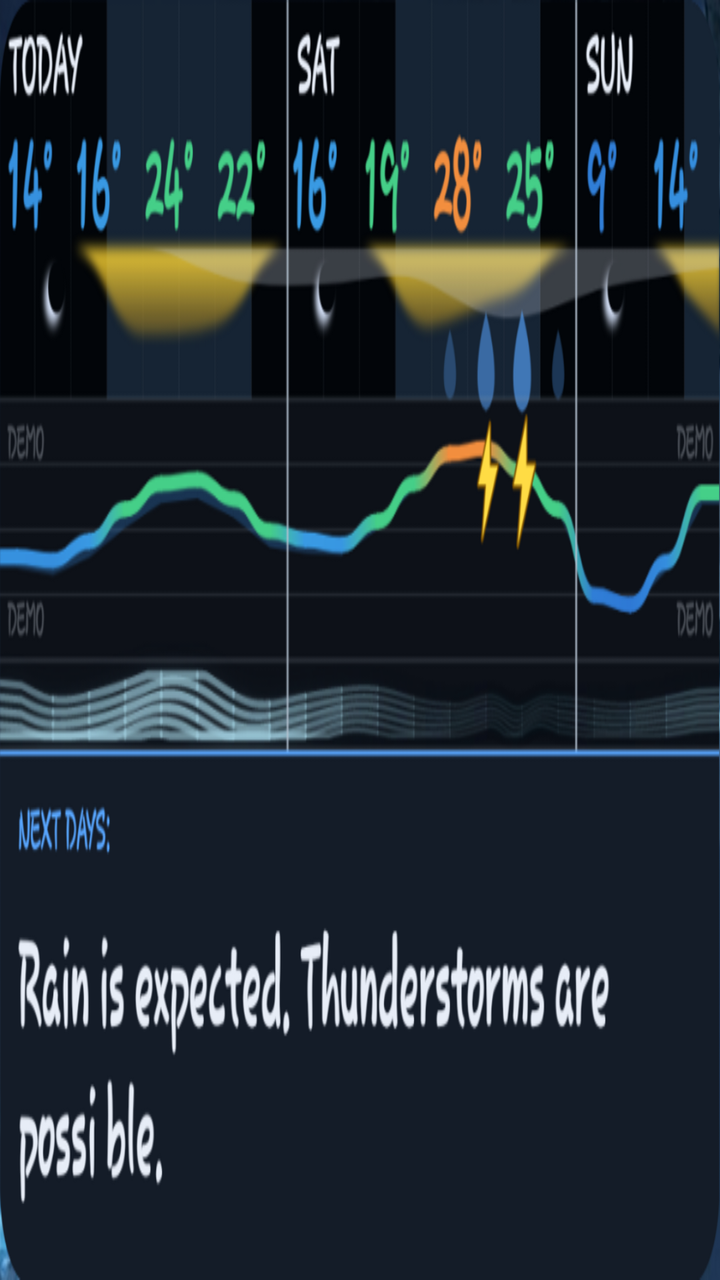
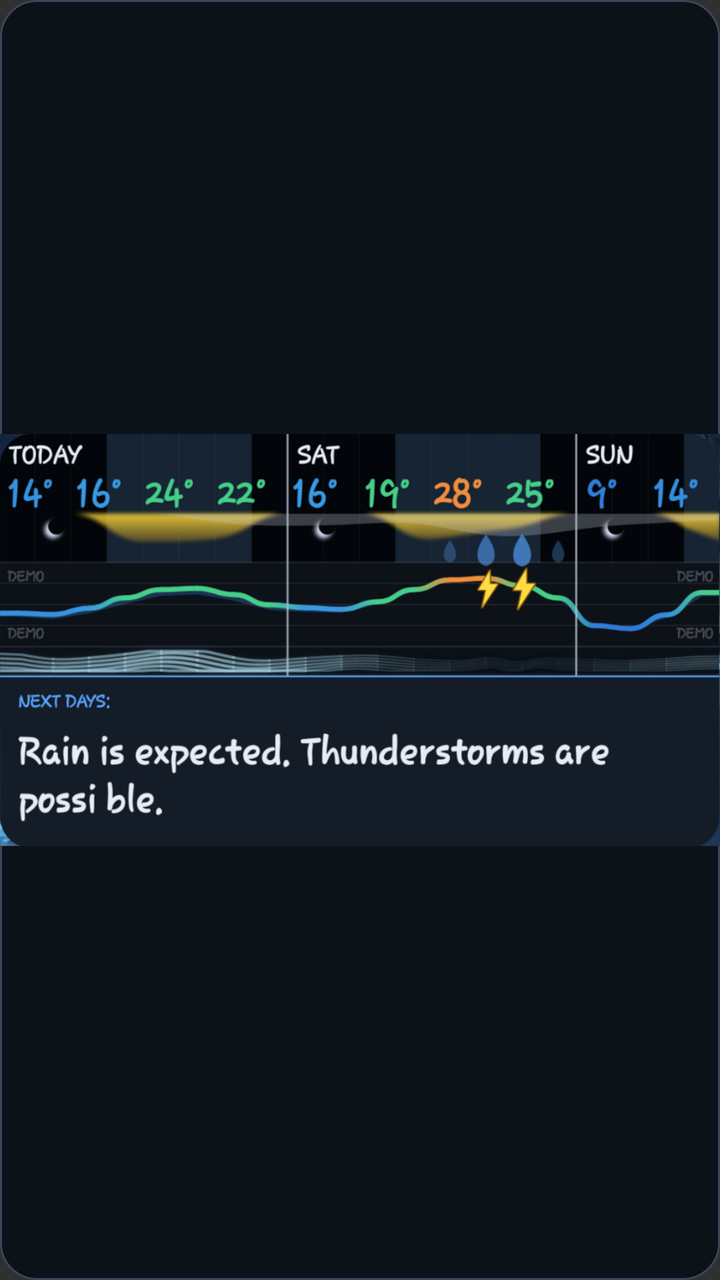

An Android layout rendered at two revisions. The XML below is the earlier revision; the diff shows what the commit changed to produce the second picture.
<!-- AndroidManifest.xml: application theme Theme.VespyWeather -->
<!-- res/layout/weather_advisory_widget_preview.xml -->
<?xml version="1.0" encoding="utf-8"?>
<ImageView xmlns:android="http://schemas.android.com/apk/res/android"
    android:layout_width="match_parent"
    android:layout_height="match_parent"
    android:background="@drawable/widget_preview_background"
    android:contentDescription="@string/advisory_widget_description"
    android:scaleType="fitXY"
    android:src="@drawable/widget_advisory_preview" />
<!-- resources referenced by this layout -->
<resources>
  <!-- drawable widget_advisory_preview: png bitmap (drawable-nodpi, 203167 bytes) -->
  <!-- drawable widget_preview_background (drawable) -->
  <?xml version="1.0" encoding="utf-8"?>
  <shape xmlns:android="http://schemas.android.com/apk/res/android" android:shape="rectangle">
      <corners android:radius="18dp" />
      <solid android:color="#0D1118" />
      <stroke android:width="1dp" android:color="#394559" />
  </shape>
  <string name="advisory_widget_description">Weather timeline with an official warning or multi-event outlook</string>
  <style name="Theme.VespyWeather" parent="android:style/Theme.Material.NoActionBar">
          <item name="android:fontFamily">sans</item>
          <item name="android:windowActionModeOverlay">true</item>
          <item name="android:windowLightStatusBar">false</item>
          <item name="android:navigationBarColor">#080C12</item>
          <item name="android:statusBarColor">#080C12</item>
          <item name="android:windowNoTitle">true</item>
      </style>
</resources>

<!-- the commit's change to res/layout/weather_advisory_widget_preview.xml (unified diff, before → after) -->
@@ -4,5 +4,5 @@
     android:layout_height="match_parent"
     android:background="@drawable/widget_preview_background"
     android:contentDescription="@string/advisory_widget_description"
-    android:scaleType="fitXY"
+    android:scaleType="fitCenter"
     android:src="@drawable/widget_advisory_preview" />
